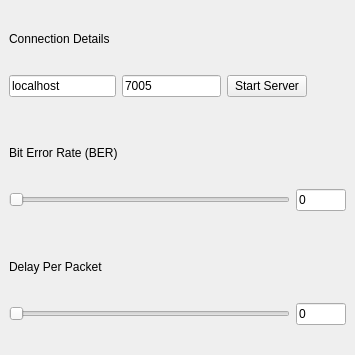
The window that ui/ui_emulator.ui (arilence/protocol-sliding-window) describes before a commit, drawn with Qt 5.
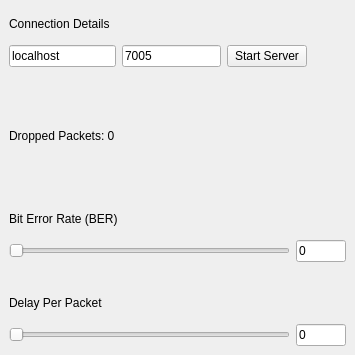
The same window after the commit.

Commit message: Add received packs and dropped pack rate

Diff of the .ui file:
```diff
--- a/ui/ui_emulator.ui
+++ b/ui/ui_emulator.ui
@@ -141,6 +141,26 @@
         </property>
        </spacer>
       </item>
+      <item>
+       <widget class="QLabel" name="droppedPackets">
+        <property name="text">
+         <string>Dropped Packets: 0</string>
+        </property>
+       </widget>
+      </item>
+      <item>
+       <spacer name="horizontalSpacer_2">
+        <property name="orientation">
+         <enum>Qt::Horizontal</enum>
+        </property>
+        <property name="sizeHint" stdset="0">
+         <size>
+          <width>40</width>
+          <height>20</height>
+         </size>
+        </property>
+       </spacer>
+      </item>
       <item>
        <widget class="QLabel" name="label_2">
         <property name="maximumSize">
```
The commit also changes 5 other files.
